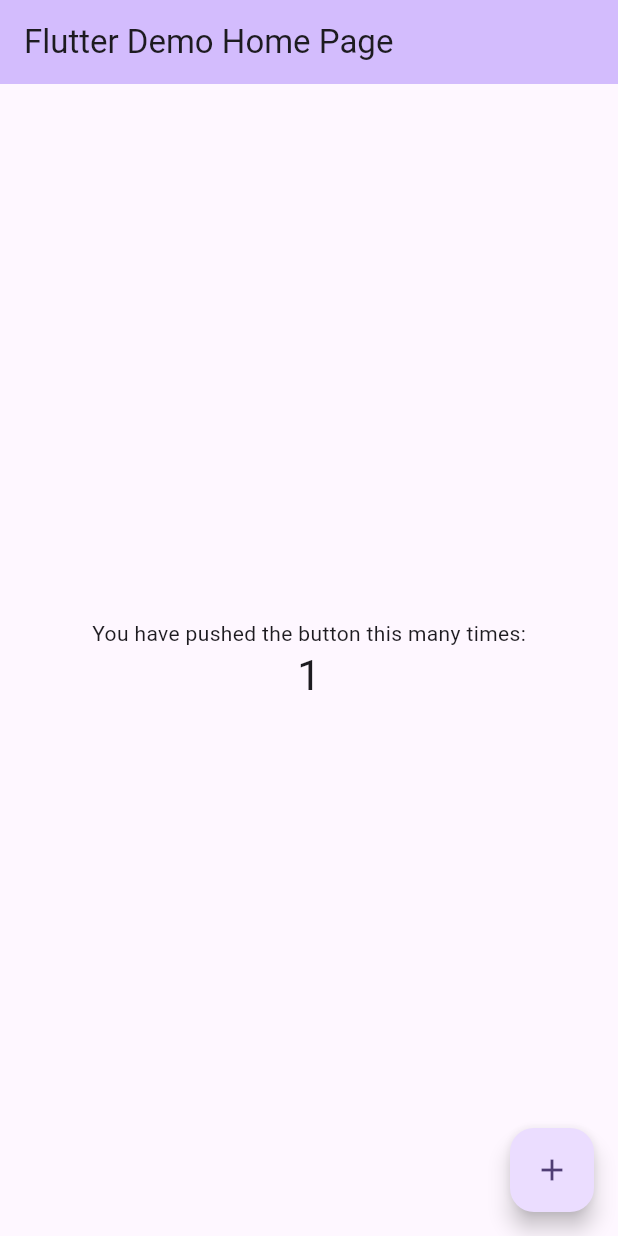
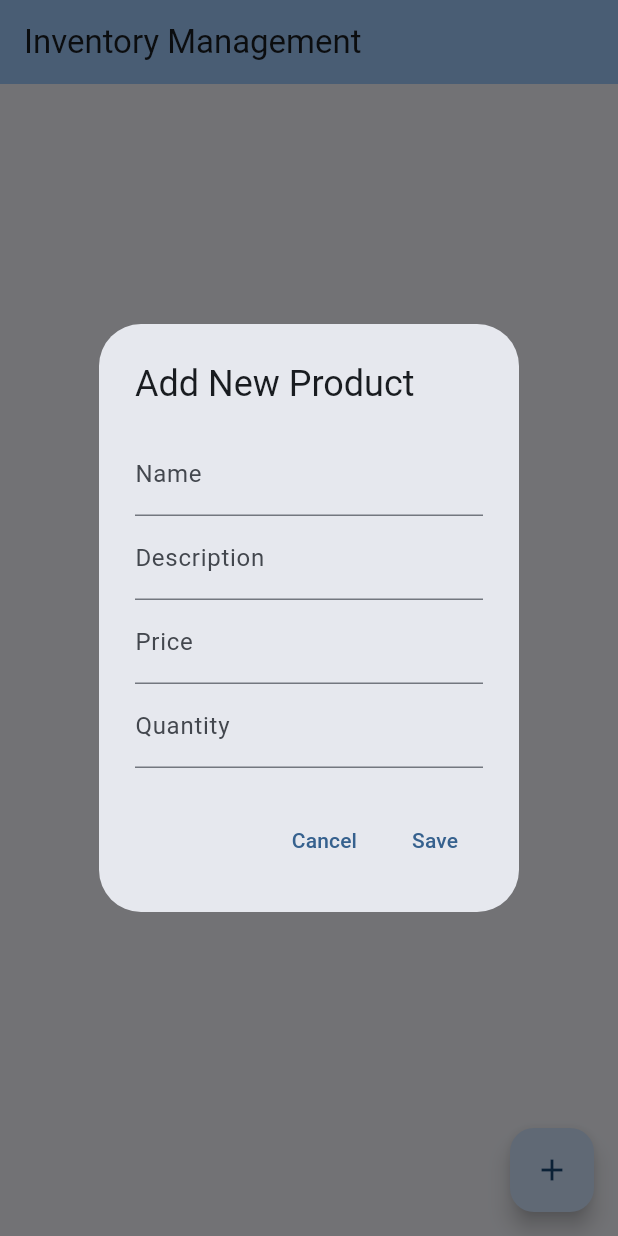
Before and after one commit to Hectiko17/qr_inventory, a Flutter app: the screen it shows after launch, after a tap on the "add" icon, on a phone screen of 412 x 824 dp. Run offline on Flutter 3.47's test engine with Material 3 defaults, Android fonts, the light colour scheme and no system bars; our stand-ins replace sqflite; accounts and stored records are empty.

Commit message:
feat: Implement inventory management features with product addition and database integration
- Added Product model to represent product data.
- Created DatabaseHelper class for SQLite database operations.
- Integrated product listing and addition functionality in the main app.
- Updated UI to display products in a ListView and added a dialog for adding new products.
- Modified app title and theme for better branding.
- Updated dependencies in pubspec.yaml for sqflite and other packages.
- Added widget tests for basic functionality.

```diff
--- /dev/null
+++ b/lib/helpers/database_helper.dart
@@ -0,0 +1,46 @@
+import 'package:sqflite/sqflite.dart';
+import 'package:path/path.dart';
+import '../models/product.dart';
+
+class DatabaseHelper {
+  static final DatabaseHelper instance = DatabaseHelper._init();
+  static Database? _database;
+
+  DatabaseHelper._init();
+
+  Future<Database> get database async {
+    if (_database != null) return _database!;
+    _database = await _initDB('inventory.db');
+    return _database!;
+  }
+
+  Future<Database> _initDB(String filePath) async {
+    final dbPath = await getDatabasesPath();
+    final path = join(dbPath, filePath);
+
+    return await openDatabase(path, version: 1, onCreate: _createDB);
+  }
+
+  Future _createDB(Database db, int version) async {
+    await db.execute('''
+      CREATE TABLE products (
+        id INTEGER PRIMARY KEY AUTOINCREMENT,
+        name TEXT NOT NULL,
+        description TEXT NOT NULL,
+        price REAL NOT NULL,
+        quantity INTEGER NOT NULL
+      )
+    ''');
+  }
+
+  Future<int> insertProduct(Product product) async {
+    final db = await instance.database;
+    return await db.insert('products', product.toMap());
+  }
+
+  Future<List<Product>> getAllProducts() async {
+    final db = await instance.database;
+    final List<Map<String, dynamic>> maps = await db.query('products');
+    return List.generate(maps.length, (i) => Product.fromMap(maps[i]));
+  }
+}
--- a/lib/main.dart
+++ b/lib/main.dart
@@ -1,4 +1,6 @@
 import 'package:flutter/material.dart';
+import 'models/product.dart';
+import 'helpers/database_helper.dart';
 
 void main() {
   runApp(const MyApp());
@@ -7,46 +9,21 @@
 class MyApp extends StatelessWidget {
   const MyApp({super.key});
 
-  // This widget is the root of your application.
   @override
   Widget build(BuildContext context) {
     return MaterialApp(
-      title: 'Flutter Demo',
+      title: 'QR Inventory',
       theme: ThemeData(
-        // This is the theme of your application.
-        //
-        // TRY THIS: Try running your application with "flutter run". You'll see
-        // the application has a purple toolbar. Then, without quitting the app,
-        // try changing the seedColor in the colorScheme below to Colors.green
-        // and then invoke "hot reload" (save your changes or press the "hot
-        // reload" button in a Flutter-supported IDE, or press "r" if you used
-        // the command line to start the app).
-        //
-        // Notice that the counter didn't reset back to zero; the application
-        // state is not lost during the reload. To reset the state, use hot
-        // restart instead.
-        //
-        // This works for code too, not just values: Most code changes can be
-        // tested with just a hot reload.
-        colorScheme: ColorScheme.fromSeed(seedColor: Colors.deepPurple),
+        colorScheme: ColorScheme.fromSeed(seedColor: Colors.blue),
+        useMaterial3: true,
       ),
-      home: const MyHomePage(title: 'Flutter Demo Home Page'),
+      home: const MyHomePage(title: 'Inventory Management'),
     );
   }
 }
 
 class MyHomePage extends StatefulWidget {
   const MyHomePage({super.key, required this.title});
-
-  // This widget is the home page of your application. It is stateful, meaning
-  // that it has a State object (defined below) that contains fields that affect
-  // how it looks.
-
-  // This class is the configuration for the state. It holds the values (in this
-  // case the title) provided by the parent (in this case the App widget) and
-  // used by the build method of the State. Fields in a Widget subclass are
-  // always marked "final".
-
   final String title;
 
   @override
@@ -54,69 +31,149 @@
 }
 
 class _MyHomePageState extends State<MyHomePage> {
-  int _counter = 0;
+  final _formKey = GlobalKey<FormState>();
+  final _nameController = TextEditingController();
+  final _descriptionController = TextEditingController();
+  final _priceController = TextEditingController();
+  final _quantityController = TextEditingController();
+  List<Product> _products = [];
 
-  void _incrementCounter() {
+  @override
+  void initState() {
+    super.initState();
+    _loadProducts();
+  }
+
+  Future<void> _loadProducts() async {
+    final products = await DatabaseHelper.instance.getAllProducts();
     setState(() {
-      // This call to setState tells the Flutter framework that something has
-      // changed in this State, which causes it to rerun the build method below
-      // so that the display can reflect the updated values. If we changed
-      // _counter without calling setState(), then the build method would not be
-      // called again, and so nothing would appear to happen.
-      _counter++;
+      _products = products;
     });
+  }
+
+  void _showAddProductDialog() {
+    showDialog(
+      context: context,
+      builder: (context) {
+        return AlertDialog(
+          title: const Text('Add New Product'),
+          content: Form(
+            key: _formKey,
+            child: Column(
+              mainAxisSize: MainAxisSize.min,
+              children: [
+                TextFormField(
+                  controller: _nameController,
+                  decoration: const InputDecoration(labelText: 'Name'),
+                  validator: (value) {
+                    if (value == null || value.isEmpty) {
+                      return 'Please enter a name';
+                    }
+                    return null;
+                  },
+                ),
+                TextFormField(
+                  controller: _descriptionController,
+                  decoration: const InputDecoration(labelText: 'Description'),
+                  validator: (value) {
+                    if (value == null || value.isEmpty) {
+                      return 'Please enter a description';
+                    }
+                    return null;
+                  },
+                ),
+                TextFormField(
+                  controller: _priceController,
+                  decoration: const InputDecoration(labelText: 'Price'),
+                  keyboardType: TextInputType.number,
+                  validator: (value) {
+                    if (value == null || value.isEmpty) {
+                      return 'Please enter a price';
+                    }
+                    return null;
+                  },
+                ),
+                TextFormField(
+                  controller: _quantityController,
+                  decoration: const InputDecoration(labelText: 'Quantity'),
+                  keyboardType: TextInputType.number,
+                  validator: (value) {
+                    if (value == null || value.isEmpty) {
+                      return 'Please enter a quantity';
+                    }
+                    return null;
+                  },
+                ),
+              ],
+            ),
+          ),
+          actions: [
+            TextButton(
+              onPressed: () => Navigator.pop(context),
+              child: const Text('Cancel'),
+            ),
+            TextButton(
+              onPressed: () async {
+                if (_formKey.currentState!.validate()) {
+                  final product = Product(
+                    name: _nameController.text,
+                    description: _descriptionController.text,
+                    price: double.parse(_priceController.text),
+                    quantity: int.parse(_quantityController.text),
+                  );
+                  await DatabaseHelper.instance.insertProduct(product);
+                  _clearFormFields();
+                  Navigator.pop(context);
+                  _loadProducts();
+                }
+              },
+              child: const Text('Save'),
+            ),
+          ],
+        );
+      },
+    );
+  }
+
+  void _clearFormFields() {
+    _nameController.clear();
+    _descriptionController.clear();
+    _priceController.clear();
+    _quantityController.clear();
   }
 
   @override
   Widget build(BuildContext context) {
-    // This method is rerun every time setState is called, for instance as done
-    // by the _incrementCounter method above.
-    //
-    // The Flutter framework has been optimized to make rerunning build methods
-    // fast, so that you can just rebuild anything that needs updating rather
-    // than having to individually change instances of widgets.
     return Scaffold(
       appBar: AppBar(
-        // TRY THIS: Try changing the color here to a specific color (to
-        // Colors.amber, perhaps?) and trigger a hot reload to see the AppBar
-        // change color while the other colors stay the same.
         backgroundColor: Theme.of(context).colorScheme.inversePrimary,
-        // Here we take the value from the MyHomePage object that was created by
-        // the App.build method, and use it to set our appbar title.
         title: Text(widget.title),
       ),
-      body: Center(
-        // Center is a layout widget. It takes a single child and positions it
-        // in the middle of the parent.
-        child: Column(
-          // Column is also a layout widget. It takes a list of children and
-          // arranges them vertically. By default, it sizes itself to fit its
-          // children horizontally, and tries to be as tall as its parent.
-          //
-          // Column has various properties to control how it sizes itself and
-          // how it positions its children. Here we use mainAxisAlignment to
-          // center the children vertically; the main axis here is the vertical
-          // axis because Columns are vertical (the cross axis would be
-          // horizontal).
-          //
-          // TRY THIS: Invoke "debug painting" (choose the "Toggle Debug Paint"
-          // action in the IDE, or press "p" in the console), to see the
-          // wireframe for each widget.
-          mainAxisAlignment: MainAxisAlignment.center,
-          children: <Widget>[
-            const Text('You have pushed the button this many times:'),
-            Text(
-              '$_counter',
-              style: Theme.of(context).textTheme.headlineMedium,
-            ),
-          ],
-        ),
+      body: ListView.builder(
+        itemCount: _products.length,
+        itemBuilder: (context, index) {
+          final product = _products[index];
+          return ListTile(
+            title: Text(product.name),
+            subtitle: Text(product.description),
+            trailing: Text('\$${product.price.toStringAsFixed(2)}'),
+          );
+        },
       ),
       floatingActionButton: FloatingActionButton(
-        onPressed: _incrementCounter,
-        tooltip: 'Increment',
+        onPressed: _showAddProductDialog,
+        tooltip: 'Add Product',
         child: const Icon(Icons.add),
-      ), // This trailing comma makes auto-formatting nicer for build methods.
+      ),
     );
   }
+
+  @override
+  void dispose() {
+    _nameController.dispose();
+    _descriptionController.dispose();
+    _priceController.dispose();
+    _quantityController.dispose();
+    super.dispose();
+  }
 }
--- /dev/null
+++ b/lib/models/product.dart
@@ -0,0 +1,35 @@
+class Product {
+  final int? id;
+  final String name;
+  final String description;
+  final double price;
+  final int quantity;
+
+  Product({
+    this.id,
+    required this.name,
+    required this.description,
+    required this.price,
+    required this.quantity,
+  });
+
+  Map<String, dynamic> toMap() {
+    return {
+      'id': id,
+      'name': name,
+      'description': description,
+      'price': price,
+      'quantity': quantity,
+    };
+  }
+
+  factory Product.fromMap(Map<String, dynamic> map) {
+    return Product(
+      id: map['id'],
+      name: map['name'],
+      description: map['description'],
+      price: map['price'],
+      quantity: map['quantity'],
+    );
+  }
+}
```
Also changed, not shown: pubspec.yaml (+7 -73 lines), pubspec.lock, 4 other files.
